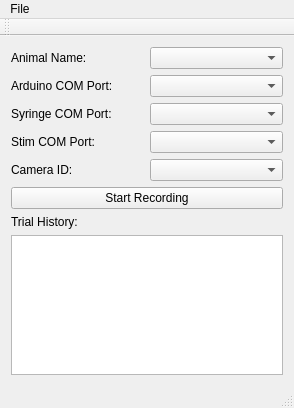
Above: ShrewDriver/mainwindow.ui from fitzlab/ShrewDriver before the change. Below: the same form after it.
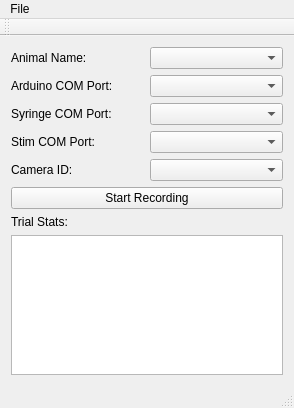
That is the form after the change.

What changed in the file:
```diff
--- a/ShrewDriver/mainwindow.ui
+++ b/ShrewDriver/mainwindow.ui
@@ -18,7 +18,7 @@
     <item row="9" column="0">
      <widget class="QLabel" name="label_4">
       <property name="text">
-       <string>Trial History:</string>
+       <string>Trial Stats:</string>
       </property>
      </widget>
     </item>
```
Left out of the diff: 10 changed lines with no effect on the pictures.
